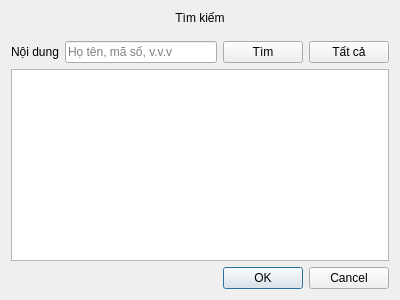
Qt form app/view/dialog/dlgsearch.ui (emtrai/hrm_monastery) before a commit.
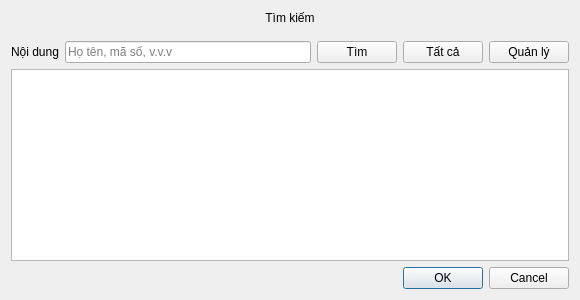
The same form after that commit. Icons and pictures are not drawn.

The edit to the form file:
```diff
--- a/app/view/dialog/dlgsearch.ui
+++ b/app/view/dialog/dlgsearch.ui
@@ -6,7 +6,7 @@
    <rect>
     <x>0</x>
     <y>0</y>
-    <width>400</width>
+    <width>580</width>
     <height>300</height>
    </rect>
   </property>
@@ -64,6 +64,13 @@
          </property>
         </widget>
        </item>
+       <item>
+        <widget class="QPushButton" name="btnManagers">
+         <property name="text">
+          <string>Quản lý</string>
+         </property>
+        </widget>
+       </item>
       </layout>
      </item>
      <item>
```
